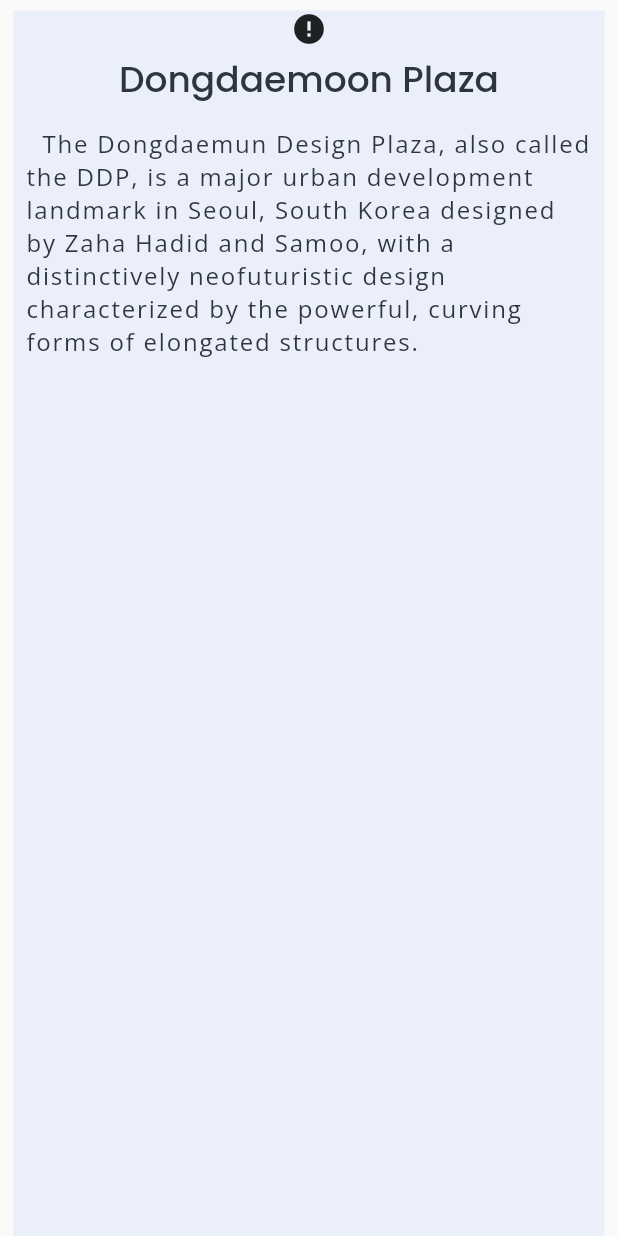
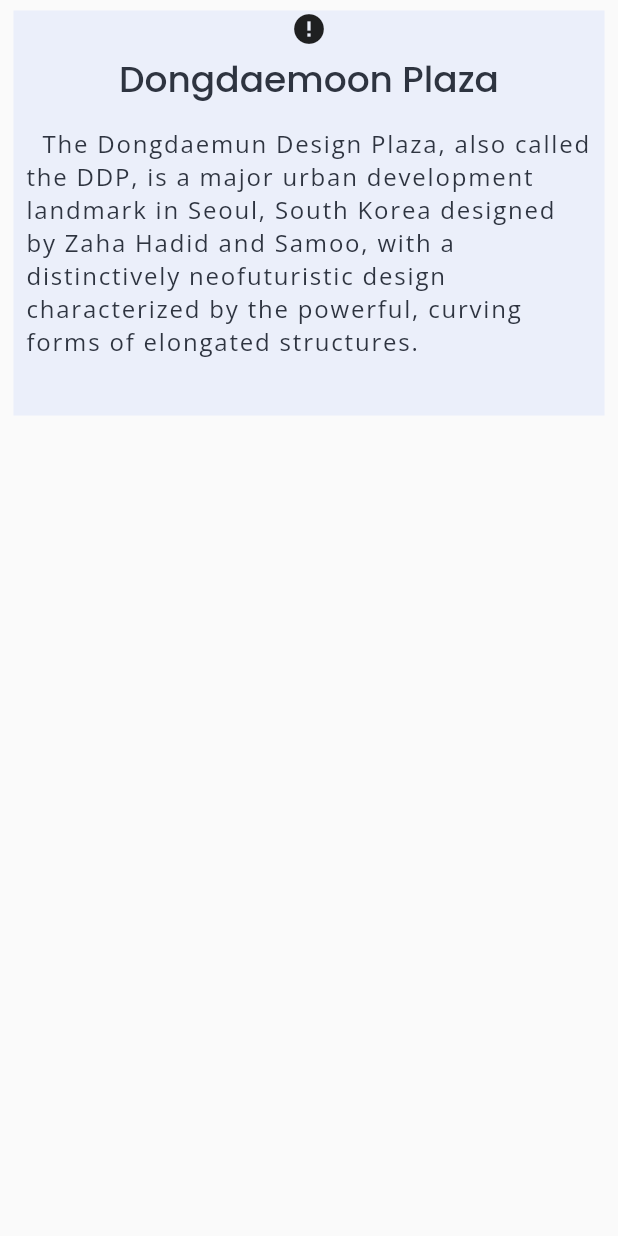
Before and after one commit to chunghha/fl_seoul, a Flutter app: the DongdaemmonWidget widget shown alone on an empty page, opened directly, on a phone screen of 412 x 824 dp. Run offline on Flutter 3.47's test engine with Material 2 defaults, Android fonts, the phone set to English and light mode, and no system bars; drawn by our look-alikes of cached_network_image, overlay_support; our stand-ins replace curved_navigation_bar, flutter_map, flutter_mobx, google_fonts, latlong, logger and 4 more; accounts and stored records are empty; generated files the repository leaves out were written again; network calls fail.

Commit message:
refactor: apply ConstrainedBox to the widgets

```diff
--- a/lib/widgets/dongdaemoon_widget.dart
+++ b/lib/widgets/dongdaemoon_widget.dart
@@ -11,6 +11,9 @@ class DongdaemmonWidget extends StatelessWidget {
         padding: EdgeInsets.fromLTRB(9.0, 7.0, 9.0, 0.0),
         child: Container(
             color: '#ebeffa'.toColor(),
+            child: SingleChildScrollView(
+                child: new ConstrainedBox(
+                    constraints: new BoxConstraints(),
                     child: Column(
                         mainAxisAlignment: MainAxisAlignment.start,
                         crossAxisAlignment: CrossAxisAlignment.center,
@@ -18,15 +21,18 @@ class DongdaemmonWidget extends StatelessWidget {
                           CachedNetworkImage(
                             imageUrl:
                                 'https://st3.depositphotos.com/6193152/15484/v/600/depositphotos_154841576-stock-video-4k-timelapse-of-the-dongdaemun.jpg',
-                    placeholder: (context, url) => CircularProgressIndicator(),
-                    errorWidget: (context, url, error) => Icon(Icons.error),
+                            placeholder: (context, url) =>
+                                CircularProgressIndicator(),
+                            errorWidget: (context, url, error) =>
+                                Icon(Icons.error),
                           ),
                           SizedBox(height: 4.0),
                           Text('Dongdaemoon Plaza',
                               style: GoogleFonts.poppins(
                                   fontSize: 24.0,
                                   fontWeight: FontWeight.w500,
-                          textStyle: TextStyle(color: '#2e3440'.toColor()))),
+                                  textStyle:
+                                      TextStyle(color: '#2e3440'.toColor()))),
                           SizedBox(
                             height: 8.0,
                           ),
@@ -42,6 +48,10 @@ class DongdaemmonWidget extends StatelessWidget {
                                       textStyle: TextStyle(
                                           color: '#2e3440'.toColor(),
                                           letterSpacing: 1.2)))),
-                ])));
+                          SizedBox(
+                            height:
+                                36.0, // just to scroll with this SingleChildScrollView
+                          ),
+                        ])))));
   }
 }
```
Also changed, not shown: lib/widgets/lotte_widget.dart (+14 -4 lines), pubspec.yaml (+9 -9 lines), pubspec.lock, 2 other files. Lines whose indentation alone changed are shown as unchanged.
